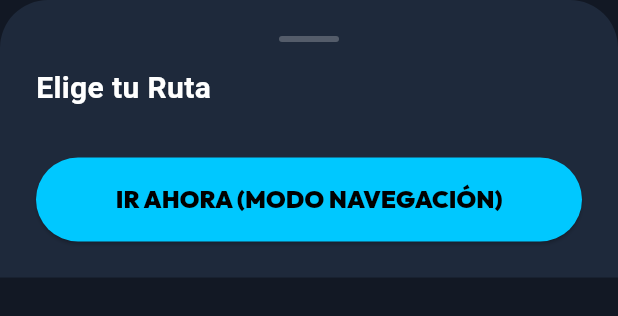
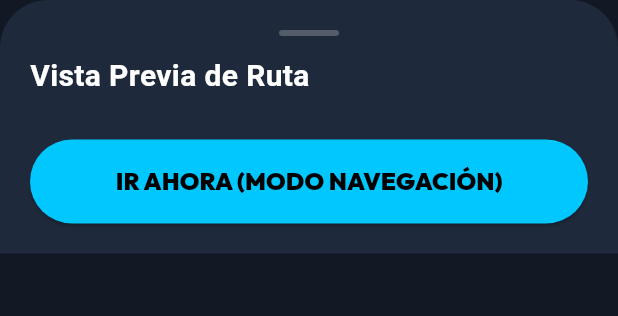
Before and after one commit to Edinson-dev/GPS, a Flutter app: the RouteSelectorSheet widget shown alone on an empty page, opened directly with empty values, on a phone screen of 412 x 824 dp. Shown: the top 316 px of the screen. Run offline on Flutter 3.47's test engine with Material 3 defaults, Android fonts, the phone set to English and light mode, and no system bars; our stand-ins replace dio, flutter_map, flutter_riverpod, flutter_tts, geolocator, google_fonts and 1 more.

Commit message:
Fix UI dropdown overlap, implement route preview camera fit, 2D/3D perspective toggle, and red traffic jam lines

```diff
--- a/lib/features/eco_route/presentation/widgets/route_selector_sheet.dart
+++ b/lib/features/eco_route/presentation/widgets/route_selector_sheet.dart
@@ -7,6 +7,7 @@ class RouteSelectorSheet extends StatelessWidget {
   final MapboxRoute? selectedRoute;
   final Function(MapboxRoute route) onSelect;
   final VoidCallback onStartNavigation;
+  final VoidCallback? onCancel;
 
   const RouteSelectorSheet({
     super.key,
@@ -14,12 +15,13 @@ class RouteSelectorSheet extends StatelessWidget {
     required this.selectedRoute,
     required this.onSelect,
     required this.onStartNavigation,
+    this.onCancel,
   });
 
   @override
   Widget build(BuildContext context) {
     return Container(
-      padding: const EdgeInsets.all(24),
+      padding: const EdgeInsets.all(20),
       decoration: const BoxDecoration(
         color: Color(0xFF1E293B),
         borderRadius: BorderRadius.vertical(top: Radius.circular(32)),
@@ -38,16 +40,26 @@ class RouteSelectorSheet extends StatelessWidget {
               ),
             ),
           ),
-          const SizedBox(height: 16),
+          const SizedBox(height: 12),
+          Row(
+            mainAxisAlignment: MainAxisAlignment.spaceBetween,
+            children: [
               const Text(
-            'Elige tu Ruta',
+                'Vista Previa de Ruta',
                 style: TextStyle(
                   fontSize: 20,
                   fontWeight: FontWeight.bold,
                   color: Colors.white,
                 ),
               ),
-          const SizedBox(height: 16),
+              if (onCancel != null)
+                IconButton(
+                  onPressed: onCancel,
+                  icon: const Icon(Icons.close_rounded, color: Colors.white70),
+                ),
+            ],
+          ),
+          const SizedBox(height: 12),
           ListView.builder(
             shrinkWrap: true,
             physics: const NeverScrollableScrollPhysics(),
--- a/lib/features/map/presentation/widgets/search_bar_overlay.dart
+++ b/lib/features/map/presentation/widgets/search_bar_overlay.dart
@@ -7,11 +7,13 @@ import '../../../navigation/providers/navigation_provider.dart';
 class SearchBarOverlay extends ConsumerStatefulWidget {
   final int pulsePoints;
   final Function(LatLng position, String name) onPlaceSelected;
+  final Function(bool isSearching)? onSearchingStateChanged;
 
   const SearchBarOverlay({
     super.key,
     required this.pulsePoints,
     required this.onPlaceSelected,
+    this.onSearchingStateChanged,
   });
 
   @override
@@ -27,6 +29,7 @@ class _SearchBarOverlayState extends ConsumerState<SearchBarOverlay> {
   void _onSearchChanged(String query) async {
     if (query.trim().length < 2) {
       setState(() => _searchResults = []);
+      widget.onSearchingStateChanged?.call(false);
       return;
     }
 
@@ -36,6 +39,7 @@ class _SearchBarOverlayState extends ConsumerState<SearchBarOverlay> {
       _searchResults = results;
       _isLoading = false;
     });
+    widget.onSearchingStateChanged?.call(_searchResults.isNotEmpty);
   }
 
   @override
@@ -135,6 +139,7 @@ class _SearchBarOverlayState extends ConsumerState<SearchBarOverlay> {
                   onPressed: () {
                     _controller.clear();
                     setState(() => _searchResults = []);
+                    widget.onSearchingStateChanged?.call(false);
                   },
                 ),
               // Insignia de PulsePoints Gamificada
@@ -201,6 +206,7 @@ class _SearchBarOverlayState extends ConsumerState<SearchBarOverlay> {
                     widget.onPlaceSelected(item.position, item.title);
                     _controller.clear();
                     setState(() => _searchResults = []);
+                    widget.onSearchingStateChanged?.call(false);
                   },
                 );
               },
```
Also changed, not shown: lib/features/map/presentation/screens/map_screen.dart (+106 -10 lines). Lines whose indentation alone changed are shown as unchanged.
